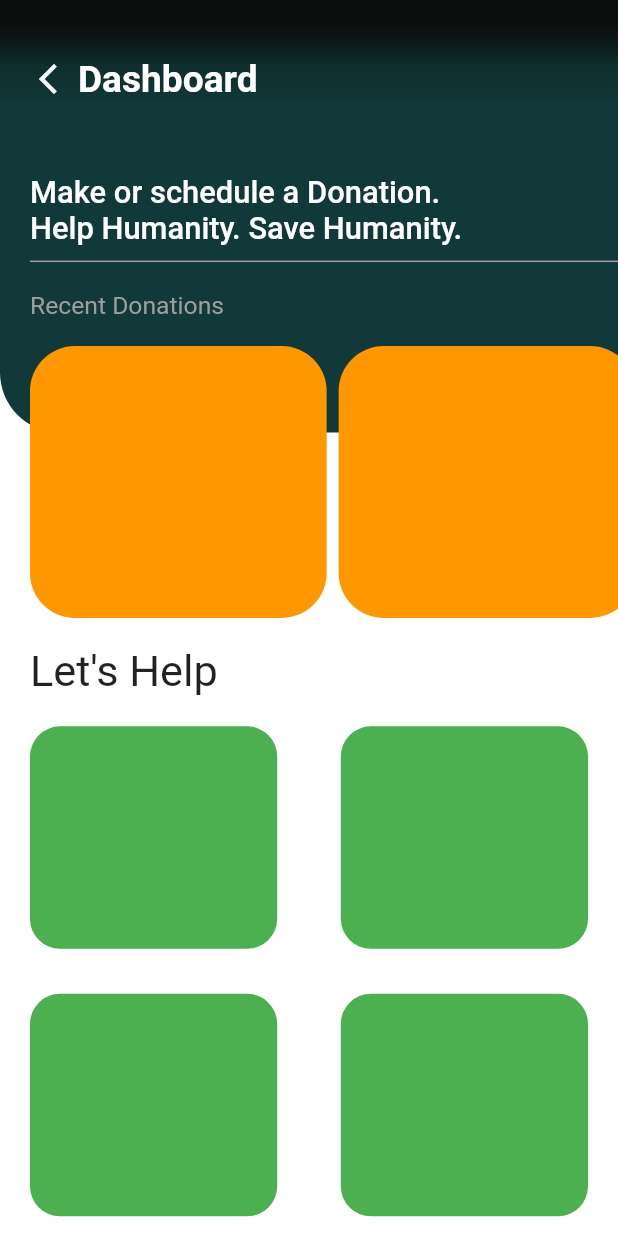
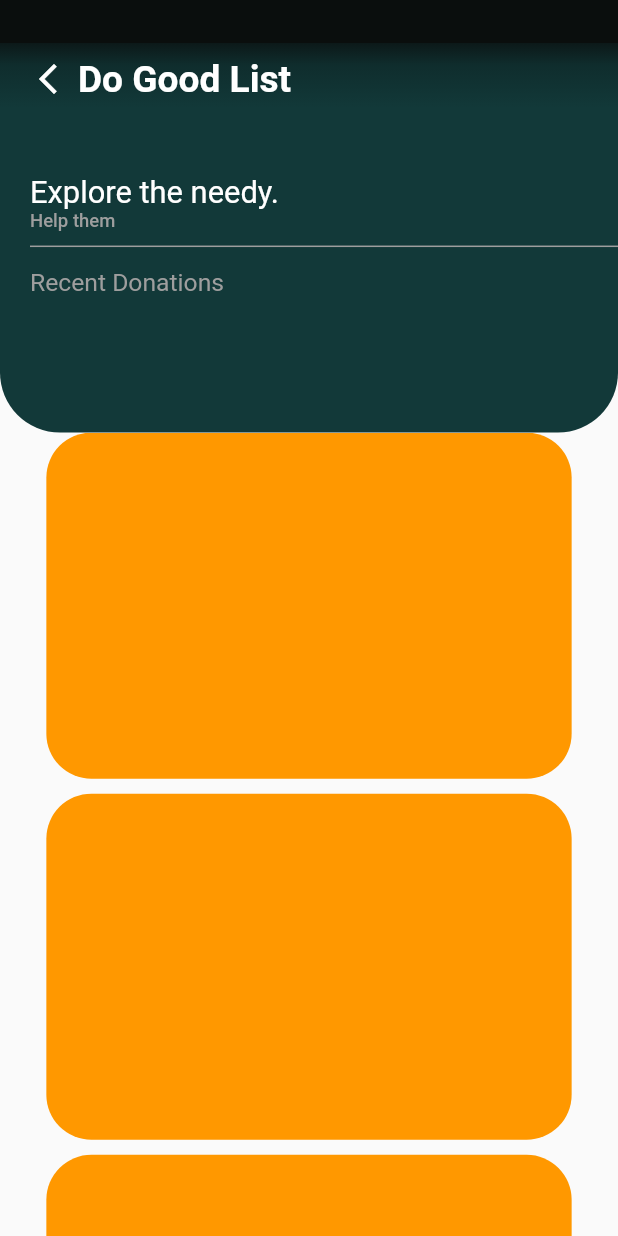
Before and after one commit to zain-ali-babar/Waseela-App, a Flutter app: the screen it shows after launch, on a phone screen of 412 x 824 dp. Run offline on Flutter 3.47's test engine with Material 2 defaults, Android fonts, the phone set to English and light mode, and no system bars; our stand-ins replace swipeable_button_view.

Commit message:
Explore page template ready

```diff
--- a/waseela/lib/main.dart
+++ b/waseela/lib/main.dart
@@ -1,6 +1,7 @@
 import 'package:flutter/material.dart';
 import 'package:waseela/pages/donor/billing_details.dart';
 import 'package:waseela/pages/donor/donor_dashboard.dart';
+import 'package:waseela/pages/donor/explore.dart';
 import 'package:waseela/pages/needy/register_need.dart';
 
 void main() {
@@ -17,7 +18,7 @@
       theme: ThemeData(
         primarySwatch: Colors.blue,
       ),
-      home: DonorDashboard(),
+      home: Explore(),
     );
   }
 }
--- /dev/null
+++ b/waseela/lib/pages/donor/explore.dart
@@ -0,0 +1,141 @@
+import 'package:flutter/material.dart';
+import 'package:flutter/src/foundation/key.dart';
+import 'package:flutter/src/widgets/framework.dart';
+
+class Explore extends StatefulWidget {
+  const Explore({Key? key}) : super(key: key);
+
+  @override
+  State<Explore> createState() => _ExploreState();
+}
+
+class _ExploreState extends State<Explore> {
+  @override
+  Widget build(BuildContext context) {
+    MediaQueryData mediaQuery = MediaQuery.of(context);
+
+    Widget ListCard(mediaQuery) {
+      return Padding(
+        padding: EdgeInsets.only(bottom: 10),
+        child: Container(
+          height: mediaQuery.size.height * 0.28,
+          decoration: BoxDecoration(
+              color: Colors.orange,
+              borderRadius: BorderRadius.all(Radius.circular(30))),
+        ),
+      );
+    }
+
+    return Scaffold(
+      body: Stack(
+        children: [
+          Container(
+            height: mediaQuery.size.height * 0.35,
+            decoration: BoxDecoration(
+                gradient: LinearGradient(
+                  begin: Alignment.topCenter,
+                  end: Alignment.bottomCenter,
+                  colors: [
+                    Color(0xFF0a0e0d),
+                    Color(0xFF0c1919),
+                    Color(0xFF0f2d2d),
+                    Color(0xFF123939),
+                  ],
+                  stops: [0.1, 0.1, 0.15, 0.25],
+                ),
+                borderRadius: BorderRadius.only(
+                    bottomLeft: Radius.circular(40),
+                    bottomRight: Radius.circular(40))),
+            child: Column(
+              crossAxisAlignment: CrossAxisAlignment.start,
+              children: [
+                Padding(
+                  padding: EdgeInsets.only(top: 30),
+                  child: Row(
+                      mainAxisAlignment: MainAxisAlignment.start,
+                      children: [
+                        Padding(
+                          padding: EdgeInsets.only(left: 20.0),
+                          child: Icon(
+                            Icons.arrow_back_ios_new,
+                            color: Colors.white,
+                          ),
+                        ),
+                        Padding(
+                          padding: const EdgeInsets.all(8.0),
+                          child: Text(
+                            'Do Good List',
+                            style: TextStyle(
+                                color: Colors.white,
+                                fontWeight: FontWeight.bold,
+                                fontSize: mediaQuery.size.height * 0.03),
+                          ),
+                        ),
+                      ]),
+                ),
+                SizedBox(
+                  height: mediaQuery.size.height * 0.05,
+                ),
+                Padding(
+                  padding: EdgeInsets.only(left: 20.0),
+                  child: Text(
+                    'Explore the needy.',
+                    style: TextStyle(
+                        color: Colors.white,
+                        fontSize: mediaQuery.size.height * 0.025,
+                        fontWeight: FontWeight.w400),
+                  ),
+                ),
+                Padding(
+                  padding: EdgeInsets.only(left: 20.0),
+                  child: Text(
+                    'Help them',
+                    style: TextStyle(
+                        color: Colors.grey,
+                        fontSize: mediaQuery.size.height * 0.015,
+                        fontWeight: FontWeight.w500),
+                  ),
+                ),
+                Divider(
+                  color: Colors.grey,
+                  height: 20,
+                  thickness: 1,
+                  indent: 20,
+                  endIndent: 0,
+                ),
+                Padding(
+                  padding: EdgeInsets.only(left: 20, top: 5),
+                  child: Text(
+                    'Recent Donations',
+                    style: TextStyle(
+                        color: Colors.grey,
+                        fontSize: mediaQuery.size.height * 0.02),
+                  ),
+                )
+              ],
+            ),
+          ),
+          Center(
+            child: Container(
+              margin: EdgeInsets.only(top: mediaQuery.size.height * 0.35),
+              width: mediaQuery.size.width * 0.85,
+              child: ListView(
+                scrollDirection: Axis.vertical,
+                children: [
+                  ListCard(mediaQuery),
+                  ListCard(mediaQuery),
+                  ListCard(mediaQuery),
+                  ListCard(mediaQuery),
+                  ListCard(mediaQuery),
+                  ListCard(mediaQuery),
+                  ListCard(mediaQuery),
+                  ListCard(mediaQuery),
+                ],
+              ),
+            ),
+          )
+        ],
+      ),
+    );
+  }
+}
```
